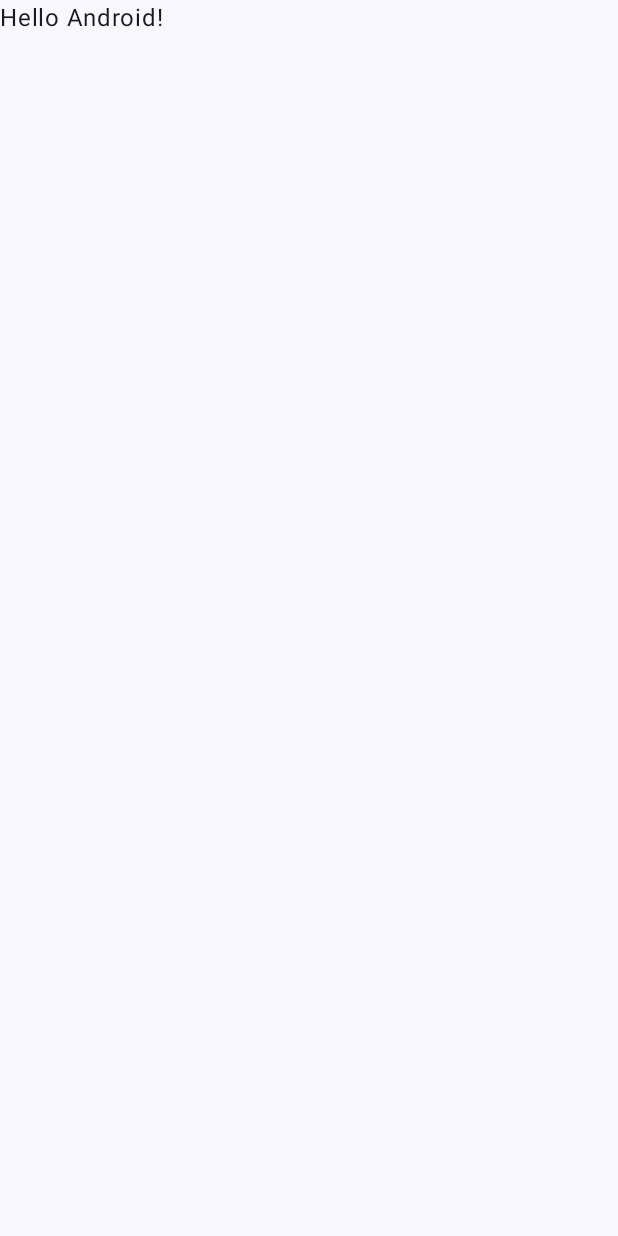
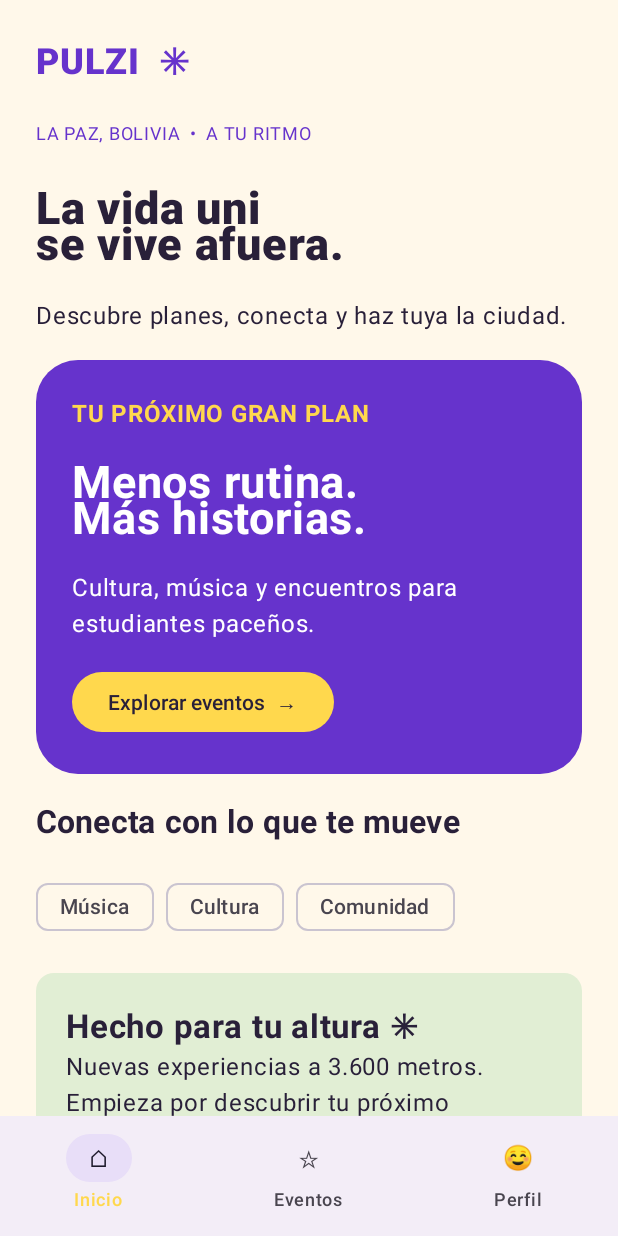
Before and after one commit to josenacho567-eng/PULZI, an Android app built with Jetpack Compose: the screen it shows after launch (MainActivity), on a phone screen of 412 x 824 dp. Before the commit the screen is almost empty. Run offline under Robolectric (Android 15) with nearby library versions, the phone set to English and light mode, and no system bars.

Commit message:
feat: se agrego  MainActivity.kt, ui/Theme.kt, ui/Components.kt, ui/SplashScreen.k

```diff
--- a/app/src/main/java/com/example/pulzy/MainActivity.kt
+++ b/app/src/main/java/com/example/pulzy/MainActivity.kt
@@ -4,44 +4,64 @@ import android.os.Bundle
 import androidx.activity.ComponentActivity
 import androidx.activity.compose.setContent
 import androidx.activity.enableEdgeToEdge
-import androidx.compose.foundation.layout.fillMaxSize
+import androidx.activity.compose.BackHandler
 import androidx.compose.foundation.layout.padding
-import androidx.compose.material3.Scaffold
-import androidx.compose.material3.Text
-import androidx.compose.runtime.Composable
+import androidx.compose.material3.*
+import androidx.compose.runtime.*
+import androidx.compose.runtime.saveable.rememberSaveable
 import androidx.compose.ui.Modifier
 import androidx.compose.ui.tooling.preview.Preview
+import com.example.pulzy.ui.*
 import com.example.pulzy.ui.theme.PulzyTheme
+import kotlinx.coroutines.delay
+
+@Preview(name = "Pulzi App", showBackground = true, widthDp = 390, heightDp = 844)
+@Composable
+private fun PulziAppPreview() {
+    PulzyTheme {
+        PulziApp(showSplash = false)
+    }
+}
 
 class MainActivity : ComponentActivity() {
     override fun onCreate(savedInstanceState: Bundle?) {
         super.onCreate(savedInstanceState)
         enableEdgeToEdge()
-        setContent {
-            PulzyTheme {
-                Scaffold(modifier = Modifier.fillMaxSize()) { innerPadding ->
-                    Greeting(
-                        name = "Android",
-                        modifier = Modifier.padding(innerPadding)
+        setContent { PulzyTheme { PulziApp() } }
+    }
+}
+
+@Composable
+fun PulziApp(showSplash: Boolean = true) {
+    var loading by rememberSaveable { mutableStateOf(showSplash) }
+    var selected by rememberSaveable { mutableStateOf("Inicio") }
+    LaunchedEffect(Unit) {
+        if (loading) {
+            delay(1400)
+            loading = false
+        }
+    }
+    BackHandler(enabled = selected != "Inicio") { selected = "Inicio" }
+    if (loading) {
+        SplashScreen()
+    } else {
+        Scaffold(bottomBar = {
+            NavigationBar {
+                listOf("Inicio" to "⌂", "Eventos" to "☆", "Perfil" to "☺").forEach { (title, symbol) ->
+                    NavigationBarItem(
+                        selected = selected == title,
+                        onClick = { selected = title },
+                        icon = { Text(symbol) },
+                        label = { Text(title) }
                     )
                 }
+            }
+        }) { padding ->
+            when (selected) {
+                "Eventos" -> EventsScreen(Modifier.padding(padding))
+                "Perfil" -> ProfileScreen(Modifier.padding(padding))
+                else -> HomeScreen(Modifier.padding(padding), onEvents = { selected = "Eventos" })
             }
         }
     }
 }
-
-@Composable
-fun Greeting(name: String, modifier: Modifier = Modifier) {
-    Text(
-        text = "Hello $name!",
-        modifier = modifier
-    )
-}
-
-@Preview(showBackground = true)
-@Composable
-fun GreetingPreview() {
-    PulzyTheme {
-        Greeting("Android")
-    }
-}
--- /dev/null
+++ b/app/src/main/java/com/example/pulzy/ui/Components.kt
@@ -0,0 +1,150 @@
+package com.example.pulzy.ui
+
+import androidx.compose.foundation.background
+import androidx.compose.foundation.layout.*
+import androidx.compose.foundation.rememberScrollState
+import androidx.compose.foundation.verticalScroll
+import androidx.compose.foundation.shape.RoundedCornerShape
+import androidx.compose.material3.*
+import androidx.compose.runtime.*
+import androidx.compose.runtime.saveable.rememberSaveable
+import androidx.compose.ui.Modifier
+import androidx.compose.ui.graphics.Color
+import androidx.compose.ui.text.font.FontWeight
+import androidx.compose.ui.tooling.preview.Preview
+import androidx.compose.ui.unit.dp
+import androidx.compose.ui.unit.sp
+import com.example.pulzy.ui.theme.*
+
+@Composable
+private fun Page(modifier: Modifier, content: @Composable ColumnScope.() -> Unit) {
+    Column(modifier.fillMaxSize().background(Cream).verticalScroll(rememberScrollState())
+        .padding(24.dp), verticalArrangement = Arrangement.spacedBy(20.dp), content = content)
+}
+
+@Composable
+private fun Heading(title: String, subtitle: String) {
+    Text(title, fontSize = 30.sp, fontWeight = FontWeight.ExtraBold, color = Ink)
+    Text(subtitle, style = MaterialTheme.typography.bodyLarge)
+}
+
+@Composable
+fun HomeScreen(modifier: Modifier = Modifier, onEvents: () -> Unit) {
+    Page(modifier) {
+        Text("PULZI  ✳", color = Violet, fontSize = 24.sp, fontWeight = FontWeight.Black)
+        Text("LA PAZ, BOLIVIA  •  A TU RITMO", color = Violet, fontSize = 12.sp)
+        Heading("La vida uni\nse vive afuera.", "Descubre planes, conecta y haz tuya la ciudad.")
+        Card(colors = CardDefaults.cardColors(containerColor = Violet), shape = RoundedCornerShape(28.dp)) {
+            Column(Modifier.padding(24.dp), verticalArrangement = Arrangement.spacedBy(16.dp)) {
+                Text("TU PRÓXIMO GRAN PLAN", color = Yellow, fontWeight = FontWeight.Bold)
+                Text("Menos rutina.\nMás historias.", color = Color.White, fontSize = 30.sp, fontWeight = FontWeight.Bold)
+                Text("Cultura, música y encuentros para estudiantes paceños.", color = Color.White)
+                Button(onClick = onEvents, colors = ButtonDefaults.buttonColors(containerColor = Yellow, contentColor = Ink)) {
+                    Text("Explorar eventos  →")
+                }
+            }
+        }
+        Text("Conecta con lo que te mueve", fontSize = 21.sp, fontWeight = FontWeight.Bold)
+        Row(horizontalArrangement = Arrangement.spacedBy(8.dp)) {
+            listOf("Música", "Cultura", "Comunidad").forEach {
+                SuggestionChip(onClick = onEvents, label = { Text(it) })
+            }
+        }
+        Card(colors = CardDefaults.cardColors(containerColor = Color(0xFFE1EED4))) {
+            Column(Modifier.padding(20.dp)) {
+                Text("Hecho para tu altura ✳", fontSize = 22.sp, fontWeight = FontWeight.Bold)
+                Text("Nuevas experiencias a 3.600 metros. Empieza por descubrir tu próximo encuentro.")
+            }
+        }
+    }
+}
+
+@Composable
+fun EventsScreen(modifier: Modifier = Modifier) {
+    var filter by rememberSaveable { mutableStateOf("Todos") }
+    var detail by rememberSaveable { mutableStateOf<String?>(null) }
+    val events = listOf(
+        Triple("Música", "Sesión acústica universitaria", "Viernes · 18:00 · Sopocachi"),
+        Triple("Cultura", "Ruta de museos", "Sábado · 10:00 · Centro paceño"),
+        Triple("Comunidad", "Encuentro entre estudiantes", "Domingo · 15:00 · Miraflores")
+    )
+    Page(modifier) {
+        Heading("Encuentra tu plan", "La Paz tiene algo para ti.")
+        Text("Agenda de demostración", color = Violet)
+        Row(horizontalArrangement = Arrangement.spacedBy(6.dp)) {
+            listOf("Todos", "Música", "Cultura").forEach { category ->
+                FilterChip(selected = filter == category, onClick = { filter = category }, label = { Text(category) })
+            }
+        }
+        events.filter { filter == "Todos" || it.first == filter }.forEachIndexed { index, event ->
+            Card(colors = CardDefaults.cardColors(containerColor = if (index % 2 == 0) Yellow else Color(0xFFE8DBFF)),
+                shape = RoundedCornerShape(24.dp)) {
+                Column(Modifier.fillMaxWidth().padding(22.dp), verticalArrangement = Arrangement.spacedBy(12.dp)) {
+                    Text(event.first.uppercase(), color = Violet, fontWeight = FontWeight.Bold)
+                    Text(event.second, fontSize = 24.sp, fontWeight = FontWeight.Bold)
+                    Text(event.third)
+                    TextButton(onClick = { detail = event.second }) { Text("Ver el plan  →") }
+                }
+            }
+        }
+    }
+    detail?.let { title ->
+        AlertDialog(onDismissRequest = { detail = null }, title = { Text(title) },
+            text = { Text("Plan de ejemplo para explorar PULZI. Entrada libre para estudiantes. Los horarios y lugares son ilustrativos; no se realizan reservas.") },
+            confirmButton = { TextButton(onClick = { detail = null }) { Text("Entendido") } })
+    }
+}
+
+@Composable
+fun ProfileScreen(modifier: Modifier = Modifier) {
+    var notifications by rememberSaveable { mutableStateOf(false) }
+    Page(modifier) {
+        Heading("Tu espacio", "Tu vida universitaria, a tu manera.")
+        Card(colors = CardDefaults.cardColors(containerColor = Violet)) {
+            Column(Modifier.fillMaxWidth().padding(24.dp), verticalArrangement = Arrangement.spacedBy(12.dp)) {
+                Text("☺", fontSize = 48.sp, color = Yellow)
+                Text("Hola, estudiante", color = Color.White, fontSize = 26.sp, fontWeight = FontWeight.Bold)
+                Text("La Paz · Perfil de demostración", color = Color.White)
+            }
+        }
+        Text("Tus intereses", fontSize = 22.sp, fontWeight = FontWeight.Bold)
+        Text("Música · Cultura · Comunidad")
+        Row(Modifier.fillMaxWidth(), horizontalArrangement = Arrangement.SpaceBetween) {
+            Text("Recordatorios de ejemplo", modifier = Modifier.weight(1f))
+            Switch(checked = notifications, onCheckedChange = { notifications = it })
+        }
+        Text(if (notifications) "Preferencia activada en esta sesión. No se envían notificaciones." else "Explora a tu ritmo, sin crear una cuenta.")
+        HorizontalDivider()
+        Text("PULZI ✳\nHecho para estudiantes de La Paz.", color = Violet)
+    }
+}
+
+@Preview(name = "Inicio", showBackground = true, widthDp = 390, heightDp = 844)
+@Composable
+private fun HomeScreenPreview() {
+    PulzyTheme {
+        Surface {
+            HomeScreen(onEvents = {})
+        }
+    }
+}
+
+@Preview(name = "Eventos", showBackground = true, widthDp = 390, heightDp = 844)
+@Composable
+private fun EventsScreenPreview() {
+    PulzyTheme {
+        Surface {
+            EventsScreen()
+        }
+    }
+}
+
+@Preview(name = "Perfil", showBackground = true, widthDp = 390, heightDp = 844)
+@Composable
+private fun ProfileScreenPreview() {
+    PulzyTheme {
+        Surface {
+            ProfileScreen()
+        }
+    }
+}
--- /dev/null
+++ b/app/src/main/java/com/example/pulzy/ui/SplashScreen.kt
@@ -0,0 +1,39 @@
+package com.example.pulzy.ui
+
+import androidx.compose.foundation.background
+import androidx.compose.foundation.layout.*
+import androidx.compose.material3.*
+import androidx.compose.runtime.Composable
+import androidx.compose.ui.Alignment
+import androidx.compose.ui.Modifier
+import androidx.compose.ui.text.font.FontWeight
+import androidx.compose.ui.unit.dp
+import androidx.compose.ui.unit.sp
+import com.example.pulzy.ui.theme.*
+
+@androidx.compose.ui.tooling.preview.Preview(
+    name = "PULZI · Carga",
+    showBackground = true,
+    showSystemUi = true
+)
+@Composable
+private fun SplashScreenPreview() {
+    PulzyTheme {
+        SplashScreen()
+    }
+}
+
+@Composable
+fun SplashScreen() {
+    Column(
+        Modifier.fillMaxSize().background(Cream).safeDrawingPadding(),
+        horizontalAlignment = Alignment.CenterHorizontally,
+        verticalArrangement = Arrangement.Center
+    ) {
+        Text("✳", color = Violet, fontSize = 72.sp)
+        Text("PULZI", color = Violet, fontSize = 56.sp, fontWeight = FontWeight.Black)
+        Text("Tu ciudad. Tu gente. Tu momento.")
+        Spacer(Modifier.height(32.dp))
+        CircularProgressIndicator(color = Violet)
+    }
+}
--- a/app/src/main/java/com/example/pulzy/ui/theme/Theme.kt
+++ b/app/src/main/java/com/example/pulzy/ui/theme/Theme.kt
@@ -1,57 +1,24 @@
 package com.example.pulzy.ui.theme
 
-import android.app.Activity
-import android.os.Build
-import androidx.compose.foundation.isSystemInDarkTheme
 import androidx.compose.material3.MaterialTheme
-import androidx.compose.material3.darkColorScheme
-import androidx.compose.material3.dynamicDarkColorScheme
-import androidx.compose.material3.dynamicLightColorScheme
 import androidx.compose.material3.lightColorScheme
 import androidx.compose.runtime.Composable
-import androidx.compose.ui.platform.LocalContext
+import androidx.compose.ui.graphics.Color
 
-private val DarkColorScheme = darkColorScheme(
-    primary = Purple80,
-    secondary = PurpleGrey80,
-    tertiary = Pink80
-)
-
-private val LightColorScheme = lightColorScheme(
-    primary = Purple40,
-    secondary = PurpleGrey40,
-    tertiary = Pink40
-
-    /* Other default colors to override
-    background = Color(0xFFFFFBFE),
-    surface = Color(0xFFFFFBFE),
-    onPrimary = Color.White,
-    onSecondary = Color.White,
-    onTertiary = Color.White,
-    onBackground = Color(0xFF1C1B1F),
-    onSurface = Color(0xFF1C1B1F),
-    */
-)
+val Cream = Color(0xFFFFF8EA)
+val Violet = Color(0xFF6633CC)
+val Yellow = Color(0xFFFFD84D)
+val Ink = Color(0xFF292039)
 
 @Composable
-fun PulzyTheme(
-    darkTheme: Boolean = isSystemInDarkTheme(),
-    // Dynamic color is available on Android 12+
-    dynamicColor: Boolean = true,
-    content: @Composable () -> Unit
-) {
-    val colorScheme = when {
-        dynamicColor && Build.VERSION.SDK_INT >= Build.VERSION_CODES.S -> {
-            val context = LocalContext.current
-            if (darkTheme) dynamicDarkColorScheme(context) else dynamicLightColorScheme(context)
-        }
-
-        darkTheme -> DarkColorScheme
-        else -> LightColorScheme
-    }
-
+fun PulzyTheme(content: @Composable () -> Unit) {
     MaterialTheme(
-        colorScheme = colorScheme,
+        colorScheme = lightColorScheme(
+            primary = Violet, onPrimary = Color.White,
+            secondary = Yellow, onSecondary = Ink,
+            background = Cream, surface = Cream,
+            onBackground = Ink, onSurface = Ink
+        ),
         typography = Typography,
         content = content
     )
```
